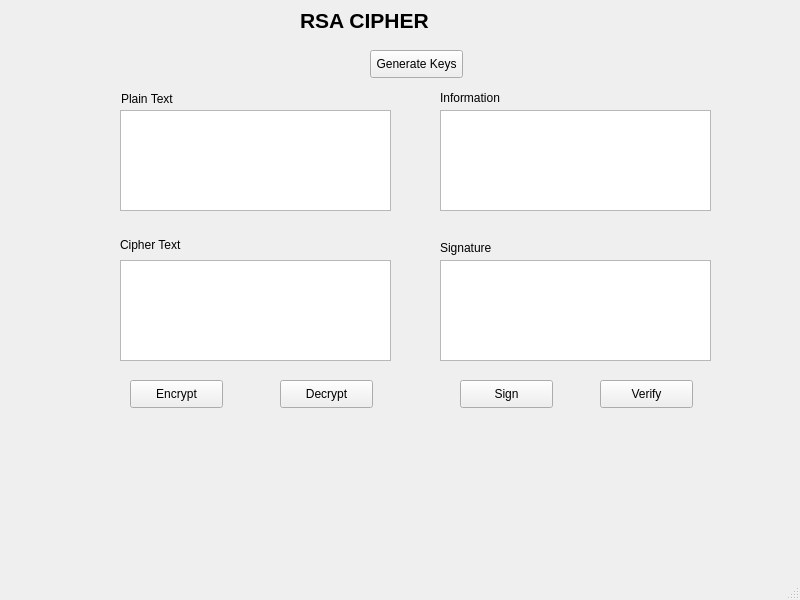
Before: the Qt Designer form LAB_03/ui/rsa.ui in vuonglaptrinhdendie/ThanhVuong_2280603771, drawn with Qt 5.
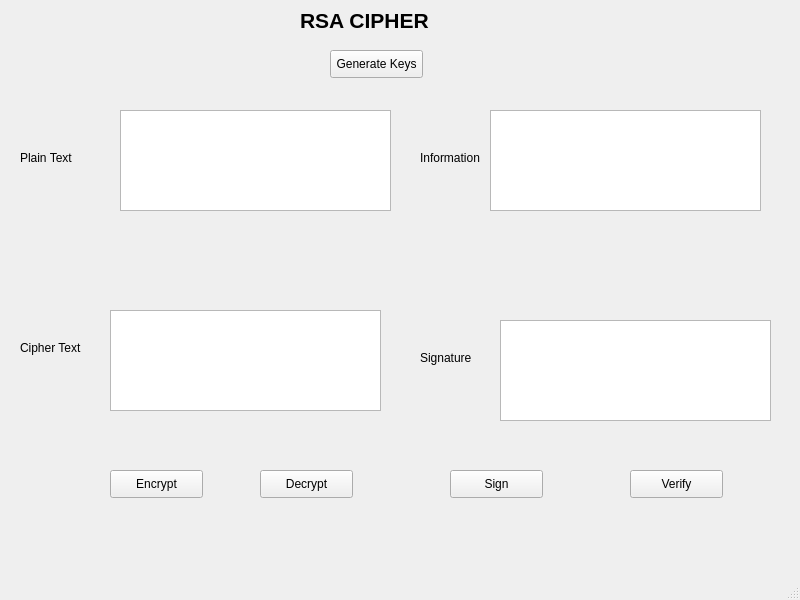
After: the same form once the commit is applied.

```diff
--- a/LAB_03/ui/rsa.ui
+++ b/LAB_03/ui/rsa.ui
@@ -17,7 +17,7 @@
    <widget class="QPushButton" name="btn_gen_keys">
     <property name="geometry">
      <rect>
-      <x>370</x>
+      <x>330</x>
       <y>50</y>
       <width>93</width>
       <height>28</height>
@@ -30,8 +30,8 @@
    <widget class="QPushButton" name="btn_encrypt">
     <property name="geometry">
      <rect>
-      <x>130</x>
-      <y>380</y>
+      <x>110</x>
+      <y>470</y>
       <width>93</width>
       <height>28</height>
      </rect>
@@ -43,8 +43,8 @@
    <widget class="QPushButton" name="btn_decrypt">
     <property name="geometry">
      <rect>
-      <x>280</x>
-      <y>380</y>
+      <x>260</x>
+      <y>470</y>
       <width>93</width>
       <height>28</height>
      </rect>
@@ -56,8 +56,8 @@
    <widget class="QPushButton" name="btn_sign">
     <property name="geometry">
      <rect>
-      <x>460</x>
-      <y>380</y>
+      <x>450</x>
+      <y>470</y>
       <width>93</width>
       <height>28</height>
      </rect>
@@ -69,8 +69,8 @@
    <widget class="QPushButton" name="btn_verify">
     <property name="geometry">
      <rect>
-      <x>600</x>
-      <y>380</y>
+      <x>630</x>
+      <y>470</y>
       <width>93</width>
       <height>28</height>
      </rect>
@@ -102,8 +102,8 @@
    <widget class="QLabel" name="label">
     <property name="geometry">
      <rect>
-      <x>121</x>
-      <y>91</y>
+      <x>20</x>
+      <y>150</y>
       <width>56</width>
       <height>16</height>
      </rect>
@@ -115,8 +115,8 @@
    <widget class="QLabel" name="label_2">
     <property name="geometry">
      <rect>
-      <x>120</x>
-      <y>237</y>
+      <x>20</x>
+      <y>340</y>
       <width>66</width>
       <height>16</height>
      </rect>
@@ -128,7 +128,7 @@
    <widget class="QTextEdit" name="txt_info">
     <property name="geometry">
      <rect>
-      <x>440</x>
+      <x>490</x>
       <y>110</y>
       <width>271</width>
       <height>101</height>
@@ -138,8 +138,8 @@
    <widget class="QTextEdit" name="txt_cipher_text">
     <property name="geometry">
      <rect>
-      <x>120</x>
-      <y>260</y>
+      <x>110</x>
+      <y>310</y>
       <width>271</width>
       <height>101</height>
      </rect>
@@ -148,8 +148,8 @@
    <widget class="QTextEdit" name="txt_sign">
     <property name="geometry">
      <rect>
-      <x>440</x>
-      <y>260</y>
+      <x>500</x>
+      <y>320</y>
       <width>271</width>
       <height>101</height>
      </rect>
@@ -168,8 +168,8 @@
    <widget class="QLabel" name="label_3">
     <property name="geometry">
      <rect>
-      <x>440</x>
-      <y>90</y>
+      <x>420</x>
+      <y>150</y>
       <width>66</width>
       <height>16</height>
      </rect>
@@ -181,8 +181,8 @@
    <widget class="QLabel" name="label_4">
     <property name="geometry">
      <rect>
-      <x>440</x>
-      <y>240</y>
+      <x>420</x>
+      <y>350</y>
       <width>55</width>
       <height>16</height>
      </rect>
```
Left out of the diff: 2 changed lines with no effect on the pictures.
